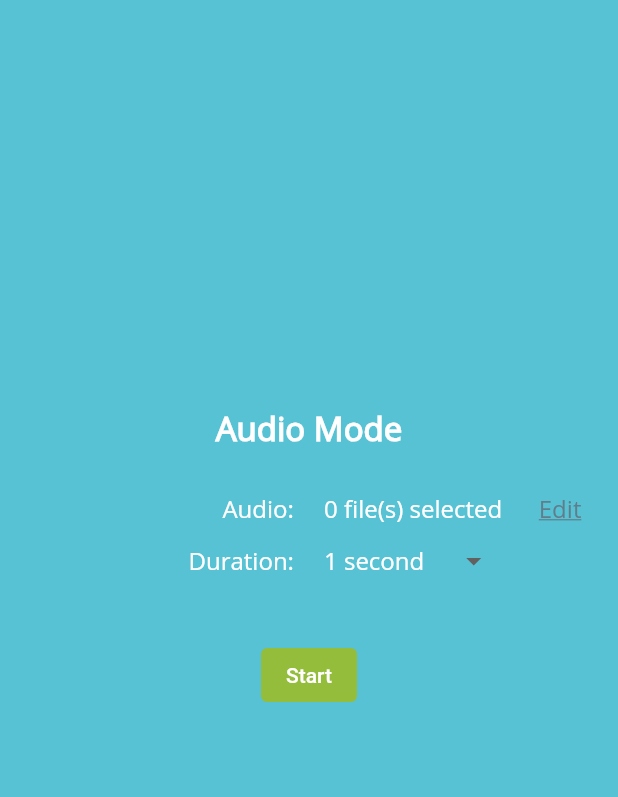
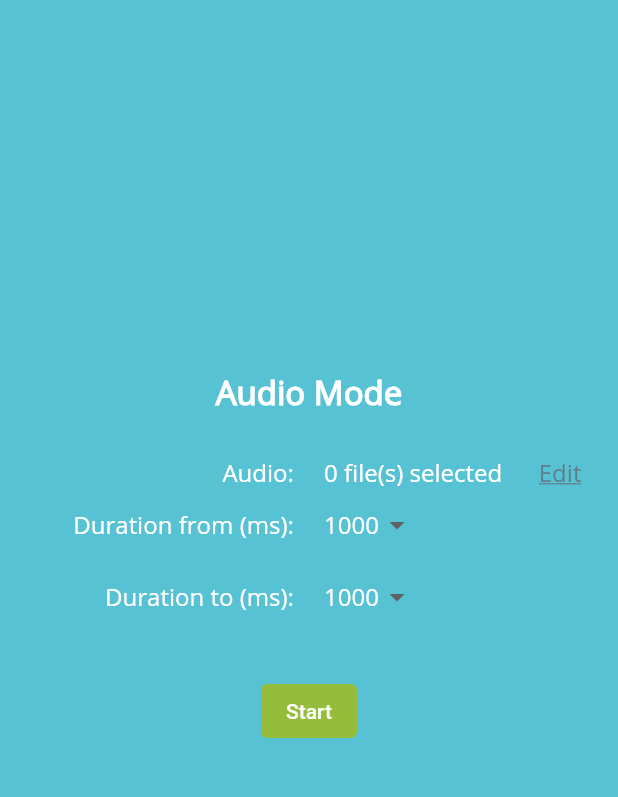
Before and after one commit to hamzakhurshid12/spielerisch.fit, a Flutter app: the IntroAudio2 screen opened by its route, on a phone screen of 412 x 824 dp, the part 60-857 px from its top. Run offline on Flutter 3.47's test engine with Material 2 defaults, Android fonts, the phone set to English and light mode, and no system bars; our stand-ins replace audioplayers, firebase_analytics, firebase_core, firebase_messaging, flutter_local_notifications, fluttertoast and 1 more; missing offline and left inert: roller_list; accounts and stored records are empty; statements that could not run were skipped.

Commit message:
Added from/to durations

```diff
--- a/lib/ui/audio/audio_options_level2.dart
+++ b/lib/ui/audio/audio_options_level2.dart
@@ -29,26 +29,18 @@ class _IntroAudio2State extends State<IntroAudio2> {
     "3": VisionColors.threeColors
   };
 
-  String _durationDropDownValue = "1 second";
+  String _durationFromDropDownValue = "1000";
+  String _durationToDropDownValue = "1000";
   List _durationsList = [
-    "1 second",
-    "1.5 seconds",
-    "2 seconds",
-    "2.5 seconds",
-    "3 seconds",
-    "3.5 seconds",
-    "4 seconds"
+    "1000",
+    "1500",
+    "2000",
+    "2500",
+    "3000",
+    "3500",
+    "4000"
   ];
 
-  var _durationListMap = {
-    "1 second": 1.0,
-    "1.5 seconds": 1.5,
-    "2 seconds": 2.0,
-    "2.5 seconds": 2.5,
-    "3 seconds": 3.0,
-    "3.5 seconds": 3.5,
-    "4 seconds": 4.0
-  };
 
   @override
   void initState() {
@@ -81,7 +73,8 @@ class _IntroAudio2State extends State<IntroAudio2> {
                   padding: EdgeInsets.only(top: 28.0),
                 ),
                 buildSelectedAudiosDetailsRow(),
-                buildDurationSelectionRow(),
+                buildDurationFromRow(),
+                buildDurationToRow(),
                 Padding(
                   padding: EdgeInsets.only(top: 28.0),
                 ),
@@ -111,7 +104,15 @@ class _IntroAudio2State extends State<IntroAudio2> {
   TextButton buildStartButton(BuildContext context) {
     return TextButton(
       onPressed: () {
-        AudioHomePage.totalDuration = _durationListMap[_durationDropDownValue];
+        var durationFrom = double.parse(_durationFromDropDownValue);
+        var durationTo = double.parse(_durationToDropDownValue);
+        if(durationFrom>durationTo){
+          final snackBar = SnackBar(content: Text('Please make sure "Duration to" is greater or equal to "Duration from"!'));
+          ScaffoldMessenger.of(context).showSnackBar(snackBar);
+          return;
+        }
+        AudioHomePage.fromDuration = durationFrom;
+        AudioHomePage.toDuration = durationTo;
         Navigator.of(context).pushNamed("/audio_home");
       },
       child: Text(
@@ -166,9 +167,28 @@ class _IntroAudio2State extends State<IntroAudio2> {
             ],
           ),
         ),
-        /*Expanded(
+      ],
+    );
+  }
+
+  Row buildDurationFromRow() {
+    return Row(
+      mainAxisAlignment: MainAxisAlignment.center,
+      children: [
+        Expanded(
+          child: Text(
+            "Duration from (ms): ",
+            style: TextStyle(
+                color: Colors.white, fontFamily: "Open-Sans", fontSize: 16),
+            textAlign: TextAlign.right,
+          ),
+        ),
+        Padding(
+          padding: EdgeInsets.symmetric(horizontal: 10.0),
+        ),
+        Expanded(
           child: DropdownButton(
-            hint: _durationDropDownValue == null
+            hint: _durationFromDropDownValue == null
                 ? Text(
                     'None',
                     style: TextStyle(
@@ -177,7 +197,7 @@ class _IntroAudio2State extends State<IntroAudio2> {
                         fontSize: 16),
                   )
                 : Text(
-              _durationDropDownValue,
+                    _durationFromDropDownValue,
                     style: TextStyle(
                         color: Colors.white,
                         fontFamily: "Open-Sans",
@@ -199,22 +219,22 @@ class _IntroAudio2State extends State<IntroAudio2> {
                 .toList(),
             onChanged: (val) {
               setState(() {
-                _durationDropDownValue = val;
+                _durationFromDropDownValue = val;
               });
             },
           ),
-        )*/
+        )
       ],
     );
   }
 
-  Row buildDurationSelectionRow() {
+  Row buildDurationToRow() {
     return Row(
       mainAxisAlignment: MainAxisAlignment.center,
       children: [
         Expanded(
           child: Text(
-            "Duration: ",
+            "Duration to (ms): ",
             style: TextStyle(
                 color: Colors.white, fontFamily: "Open-Sans", fontSize: 16),
             textAlign: TextAlign.right,
@@ -225,7 +245,7 @@ class _IntroAudio2State extends State<IntroAudio2> {
         ),
         Expanded(
           child: DropdownButton(
-            hint: _durationDropDownValue == null
+            hint: _durationToDropDownValue == null
                 ? Text(
               'None',
               style: TextStyle(
@@ -234,7 +254,7 @@ class _IntroAudio2State extends State<IntroAudio2> {
                   fontSize: 16),
             )
                 : Text(
-                    _durationDropDownValue,
+              _durationToDropDownValue,
               style: TextStyle(
                   color: Colors.white,
                   fontFamily: "Open-Sans",
@@ -256,7 +276,7 @@ class _IntroAudio2State extends State<IntroAudio2> {
                 .toList(),
             onChanged: (val) {
               setState(() {
-                _durationDropDownValue = val;
+                _durationToDropDownValue = val;
               });
             },
           ),
```
Also changed, not shown: lib/ui/audio/audio_home_screen.dart (+24 -29 lines). Lines whose indentation alone changed are shown as unchanged.
